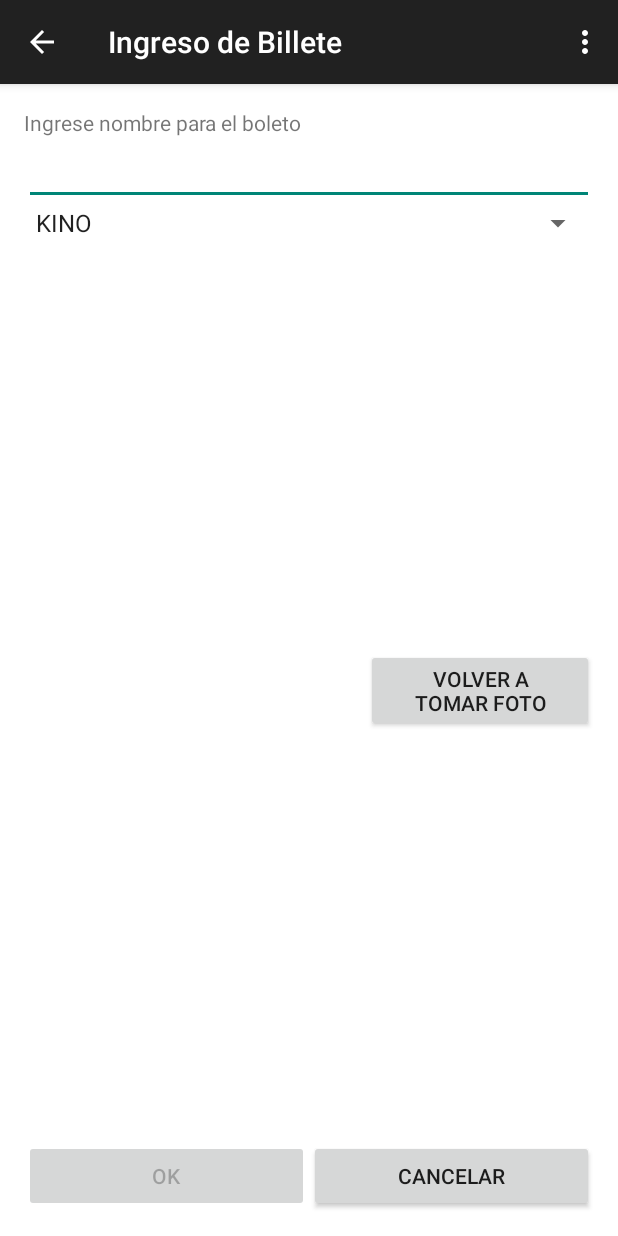
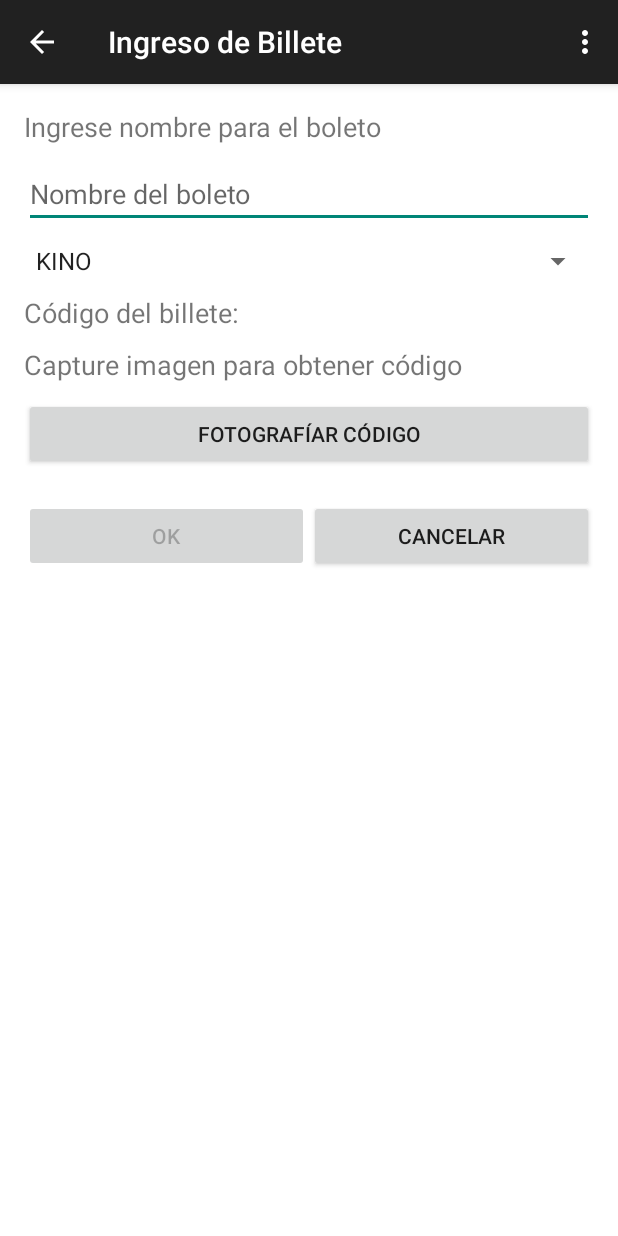
Before and after one commit to fhalamos/Loteria, an Android app: the Captura_Billete screen opened directly, with no data from a screen before it, on a phone screen of 412 x 824 dp. Run offline under Robolectric (Android 15) with nearby library versions, the phone set to English and light mode, and no system bars.

Commit message:
Maqueta estable con lectura de codigos

```diff
--- a/Loteria/Loteria/build.gradle
+++ b/Loteria/Loteria/build.gradle
@@ -23,7 +23,7 @@ dependencies {
     compile 'com.android.support:appcompat-v7:19.+'
     compile 'com.android.support:support-v4:19.0.0'
     compile fileTree(dir: 'libs', include: ['*.jar'])
-    compile files('src/main/jniLibs/armeabi.jar')
-    compile files('src/main/jniLibs/armeabi-v7a.jar')
-    compile files('src/main/jniLibs/x86.jar')
+    //compile files('src/main/jniLibs/armeabi.jar')
+    //compile files('src/main/jniLibs/armeabi-v7a.jar')
+    //compile files('src/main/jniLibs/x86.jar')
 }
--- a/Loteria/Loteria/src/main/java/cl/loteria/app/Captura_Billete.java
+++ b/Loteria/Loteria/src/main/java/cl/loteria/app/Captura_Billete.java
@@ -1,15 +1,9 @@
 package cl.loteria.app;
 
 import android.app.Activity;
-import android.content.Context;
 import android.content.Intent;
-import android.graphics.Bitmap;
-import android.net.Uri;
-import android.os.Environment;
-import android.provider.MediaStore;
-import android.support.v4.print.PrintHelper;
+import android.os.Bundle;
 import android.support.v7.app.ActionBarActivity;
-import android.os.Bundle;
 import android.view.Menu;
 import android.view.MenuItem;
 import android.view.MotionEvent;
@@ -19,30 +13,26 @@ import android.view.inputmethod.InputMethodManager;
 import android.widget.ArrayAdapter;
 import android.widget.Button;
 import android.widget.EditText;
-import android.widget.ImageView;
 import android.widget.Spinner;
-import android.widget.Toast;
+import android.widget.TextView;
 
-import java.io.File;
-import java.io.FileNotFoundException;
-import java.io.IOException;
 import java.util.ArrayList;
 import java.util.List;
-
-import cl.loteria.app.R;
 
 //Clase que maneja la interfaz de input para ingresar un nuevo billete
 public class Captura_Billete extends ActionBarActivity {
 
     //Codigo para reconocer respuestas a un intento de fotografia
     static final int SOLICITUD_CAPTURA = 666;
-    //Bitmap que guarda la ultima fotografia realizada
-    static Bitmap captureBmp;
+
+    static boolean codigo;
 
     @Override
     protected void onCreate(Bundle savedInstanceState) {
         super.onCreate(savedInstanceState);
         setContentView(R.layout.activity_captura_billete);
+
+        codigo = false;
 
         /*Preparar spinner con opciones de distintos juegos*/
         Spinner spinner1 = (Spinner) findViewById(R.id.spinner1);
@@ -68,12 +58,24 @@ public class Captura_Billete extends ActionBarActivity {
     {
         InputMethodManager inputMethodManager = (InputMethodManager)  this.getSystemService(Activity.INPUT_METHOD_SERVICE);
         inputMethodManager.hideSoftInputFromWindow(this.getCurrentFocus().getWindowToken(), 0);
+    }
+
+    public void checkOk()
+    {
         EditText et = (EditText)findViewById(R.id.nombre);
         String msg = et.getText().toString();
         msg = msg.replace("\n","");
         msg = msg.replace(Controlador_Lista.getSeparador(),"?");
         et.setText(msg);
-        ((Button)findViewById(R.id.ok_button)).setEnabled((msg.length() > 0 && msg.length() <= 16));
+        boolean repetido = false;
+        boolean porte = (msg.length() > 0 && msg.length() <= 16);
+        String[] nombres = getIntent().getStringArrayExtra("NOMBRES_LISTA");
+        for(int i = 1 ; i<nombres.length ; i++)
+        {
+            if(msg == nombres[i])
+                repetido = true;
+        }
+        ((Button)findViewById(R.id.ok_button)).setEnabled(codigo && porte && !repetido);
     }
 
     //Controladores para esconder teclado cuando campo de texto pierde foco
@@ -87,6 +89,7 @@ public class Captura_Billete extends ActionBarActivity {
                 public boolean onTouch(View v, MotionEvent event)
                 {
                     hideSoftKeyboard();
+                    checkOk();
                     return false;
                 }
             });
@@ -116,33 +119,16 @@ public class Captura_Billete extends ActionBarActivity {
         String nombre = et.getText().toString();
         Spinner sp = (Spinner)findViewById(R.id.spinner1);
         String tipo = sp.getSelectedItem().toString();
-        Controlador_Lista.setBillete(nombre,"0101010101",tipo,"Lo siento, perdió");
+        TextView tv = (TextView)findViewById(R.id.codigo_billete);
+        String codigo = tv.getText().toString();
+        Controlador_Lista.setBillete(nombre, codigo, tipo, "resultado pendiente");
         this.finish();
-    }
-
-    public void go_to_display(View v)
-    {
-        startActivity(new Intent(this, Display_Imagen.class));
-        //startActivity(new Intent(this, CameraTestActivity.class));
     }
 
     //Se inicia la camara para tomar foto del billete
     public void tomarFoto(View v)
     {
-        final Intent intent = new Intent(MediaStore.ACTION_IMAGE_CAPTURE);
-        intent.putExtra(MediaStore.EXTRA_OUTPUT, Uri.fromFile(getFotoTemp(this)) );
-        startActivityForResult(intent, SOLICITUD_CAPTURA );
-    }
-
-    //Busca archivo temporal en que se guarda ultima imagen
-    private File getFotoTemp(Context c)
-    {
-        final File path = new File( Environment.getExternalStorageDirectory(),getPackageName());
-        if(!path.exists())
-        {
-            path.mkdir();
-        }
-        return new File(path, "image.tmp");
+        startActivityForResult(new Intent(this, CameraTestActivity.class),SOLICITUD_CAPTURA);
     }
 
     //Maneja respuesta de la camara y carga imagen en previsualizacion
@@ -152,10 +138,10 @@ public class Captura_Billete extends ActionBarActivity {
         switch(requestCode)
         {
             case SOLICITUD_CAPTURA:
-                if(!setPrevisualizacion())
-                {
-                    Toast.makeText(this,"Error al cargar imagen",Toast.LENGTH_SHORT).show();
-                }
+                String resultado = data.getStringExtra("RESULTADO_CODIGO");
+                ((TextView)findViewById(R.id.codigo_billete)).setText(resultado);
+                codigo = true;
+                checkOk();
                 break;
         }
     }
@@ -165,32 +151,6 @@ public class Captura_Billete extends ActionBarActivity {
     public void onResume()
     {
         super.onResume();
-        setPrevisualizacion();
-    }
-
-    //CArga ultima imagen de archivo temporal a bitmap
-    private boolean setPrevisualizacion()
-    {
-
-        final File file = getFotoTemp(this);
-        try
-        {
-            if(captureBmp != null)
-                captureBmp.recycle();
-            captureBmp = MediaStore.Images.Media.getBitmap(getContentResolver(), Uri.fromFile(file));
-            ImageView prev = (ImageView)findViewById(R.id.previsualizacion);
-            prev.setImageBitmap(captureBmp);
-            return true;
-        }
-        catch (FileNotFoundException e)
-        {
-            e.printStackTrace();
-        }
-        catch (IOException e)
-        {
-            e.printStackTrace();
-        }
-        return false;
     }
 
     @Override
--- a/Loteria/Loteria/src/main/res/layout/activity_captura_billete.xml
+++ b/Loteria/Loteria/src/main/res/layout/activity_captura_billete.xml
@@ -10,6 +10,10 @@
     tools:context="cl.loteria.app.Captura_Billete"
     android:background="#ffffffff">
 
+    <ScrollView
+        android:layout_width="fill_parent"
+        android:layout_height="fill_parent">
+
         <LinearLayout
             android:orientation="vertical"
             android:layout_width="fill_parent"
@@ -19,50 +23,56 @@
             android:layout_alignParentStart="true">
 
             <TextView
+                android:layout_marginBottom="10dp"
                 android:layout_width="match_parent"
                 android:layout_height="wrap_content"
+                android:textSize="18dp"
                 android:text="@string/capture_title"/>
 
             <EditText
+                android:layout_marginBottom="10dp"
                 android:layout_width="match_parent"
                 android:layout_height="wrap_content"
                 android:maxLength="16"
+                android:hint="@string/hint_nombre"
                 android:id="@+id/nombre" />
 
             <Spinner
+                android:layout_marginBottom="10dp"
                 android:layout_width="match_parent"
                 android:layout_height="wrap_content"
                 android:prompt="@string/capture_spinner"
                 android:id="@+id/spinner1" />
 
-        <LinearLayout
+            <TextView
+                android:layout_marginBottom="10dp"
                 android:layout_width="match_parent"
-            android:layout_height="0dp"
-            android:layout_weight="1"
-            android:orientation="horizontal">
+                android:layout_height="wrap_content"
+                android:textSize="18dp"
+                android:text="@string/header_codigo_billete"/>
 
-            <ImageView
-                android:layout_width="0dp"
-                android:layout_weight="3"
-                android:layout_height="match_parent"
-                android:id="@+id/previsualizacion"
-                android:onClick="go_to_display"/>
+            <TextView
+                android:layout_marginBottom="10dp"
+                android:layout_width="match_parent"
+                android:layout_height="wrap_content"
+                android:textSize="18dp"
+                android:id="@+id/codigo_billete"
+                android:layout_gravity="center_horizontal"
+                android:text="@string/codigo_billete"/>
 
             <Button
-                android:layout_width="0dp"
-                android:layout_weight="2"
+                android:layout_marginBottom="20dp"
+                android:layout_width="match_parent"
                 android:layout_height="wrap_content"
-                android:layout_gravity="center_vertical"
                 android:text="@string/capture_button"
                 android:onClick="tomarFoto" />
 
-        </LinearLayout>
-
             <LinearLayout
+                android:layout_alignParentBottom="true"
                 android:layout_height="wrap_content"
                 android:layout_width="match_parent"
-            android:orientation="horizontal"
-            android:layout_weight="0">
+                android:layout_weight="0"
+                android:orientation="horizontal">
 
                 <Button
                     android:id="@+id/ok_button"
@@ -84,4 +94,6 @@
 
         </LinearLayout>
 
+    </ScrollView>
+
 </RelativeLayout>
--- a/Loteria/Loteria/src/main/res/values/strings.xml
+++ b/Loteria/Loteria/src/main/res/values/strings.xml
@@ -10,15 +10,19 @@
     <string name="action_settings">Settings</string>
     <string name="action_borrar">Eliminar Billete</string>
     <string name="action_renombrar">Renombrar Billete</string>
-    <string name="capture_button">Volver a\ntomar foto</string>
+    <string name="capture_button">Fotografíar código</string>
     <string name="cancel_button">Cancelar</string>
     <string name="ok_button">OK</string>
     <string name="capture_title">Ingrese nombre para el boleto</string>
+    <string name="hint_nombre">Nombre del boleto</string>
     <string name="capture_spinner">Elija tipo de boleto</string>
     <string name="title_activity_captura_billete">Ingreso de Billete</string>
     <string name="title_activity_display_imagen">Previsualización</string>
     <string name="back_image_button">Volver</string>
     <string name="title_activity_camera_test">CameraTestActivity</string>
-    <string name="hello_world">Hello world!</string>
+    <string name="scan_button">Retomar</string>
+    <string name="submit_button">Confirmar</string>
+    <string name="codigo_billete">"Capture imagen para obtener código"</string>
+    <string name="header_codigo_billete">"Código del billete:"</string>
 
 </resources>
```
Also changed, not shown: Loteria/Loteria/src/main/AndroidManifest.xml (+0 -10 lines), Loteria/Loteria/src/main/java/cl/loteria/app/CameraTestActivity.java (+36 -20 lines), Loteria/Loteria/src/main/java/cl/loteria/app/ListaBilletes.java (+10 -17 lines), Loteria/Loteria/src/main/res/layout/activity_camera_test.xml (+29 -8 lines), 2 other files. Lines whose indentation alone changed are shown as unchanged.
